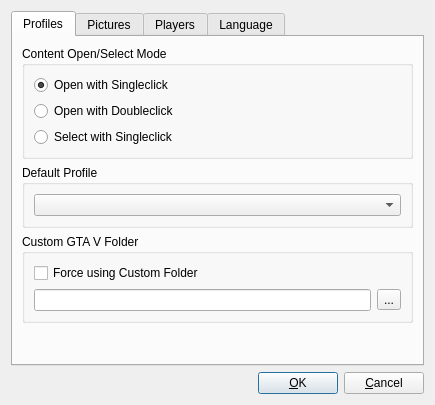
SyDevTeam/gta5view, file OptionsDialog.ui: the form before one commit.
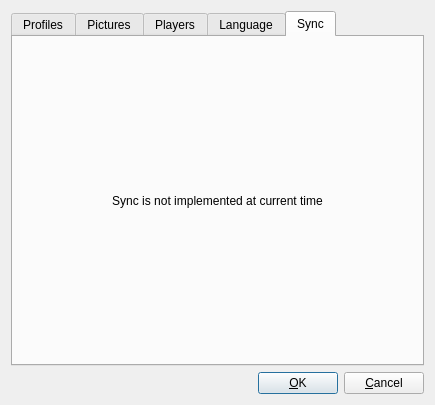
The form after the commit. The open tabs and pages were chosen to show the change. Icons and pictures are not drawn.

Commit message: latest commits from gta5sync, change version to 1.2

Diff of the .ui file:
```diff
--- a/OptionsDialog.ui
+++ b/OptionsDialog.ui
@@ -414,6 +414,26 @@
        </item>
       </layout>
      </widget>
+     <widget class="QWidget" name="tabSync">
+      <attribute name="title">
+       <string>Sync</string>
+      </attribute>
+      <layout class="QVBoxLayout" name="vlSync">
+       <item>
+        <widget class="QLabel" name="labSync">
+         <property name="text">
+          <string>Sync is not implemented at current time</string>
+         </property>
+         <property name="alignment">
+          <set>Qt::AlignCenter</set>
+         </property>
+         <property name="wordWrap">
+          <bool>true</bool>
+         </property>
+        </widget>
+       </item>
+      </layout>
+     </widget>
     </widget>
    </item>
    <item>
```
The commit also changes 16 other files.
